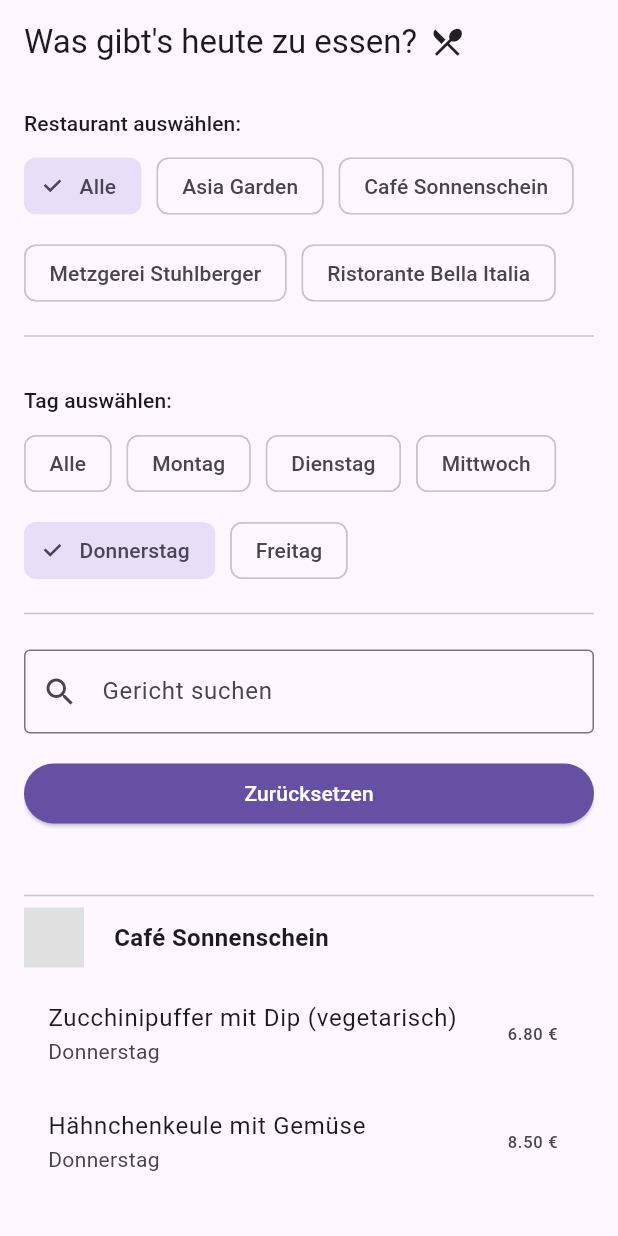
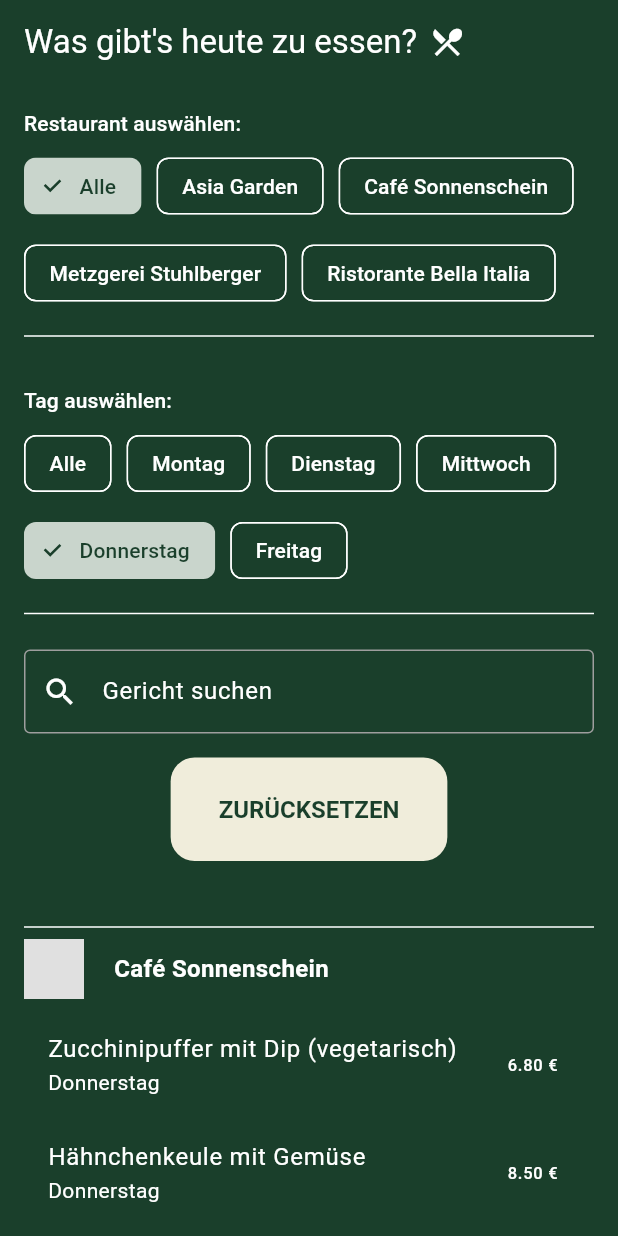
Before and after one commit to StativBurrito/mahlzeit, a Flutter app: the screen it shows after launch, on a phone screen of 412 x 824 dp. Run offline on Flutter 3.47's test engine with Material 3 defaults, Android fonts, the phone set to English and light mode, and no system bars; Roboto replaces fonts that are missing (SansSerif).

Commit message:
Add Peirao theme and update main app structure; enhance UI elements in Speisekarte

```diff
--- /dev/null
+++ b/lib/components_overview.dart
@@ -0,0 +1,115 @@
+import 'package:flutter/material.dart';
+
+/// Peirao Material 3 Theme for Flutter
+class PeiraoTheme {
+  // 1. Define core colors
+  static const Color _peiraoDarkGreen = Color(0xFF1A3F2B);
+  static const Color _peiraoLightGreen = Color(0xFFC9D5CC);
+  static const Color _peiraoWhite = Color(0xFFFFFFFF);
+  static const Color _peiraoGray = Color(0xFF9E9E9E);
+
+  // 2. Light and Dark ColorSchemes
+  static final ColorScheme lightColorScheme = ColorScheme(
+    brightness: Brightness.light,
+    primary: _peiraoDarkGreen,
+    onPrimary: _peiraoWhite,
+    secondary: _peiraoLightGreen,
+    onSecondary: _peiraoDarkGreen,
+    background: _peiraoLightGreen,
+    onBackground: _peiraoDarkGreen,
+    surface: _peiraoWhite,
+    onSurface: _peiraoDarkGreen,
+    error: Colors.red,
+    onError: _peiraoWhite,
+    errorContainer: Colors.red.shade100,
+    onErrorContainer: Colors.red.shade700,
+    outline: _peiraoGray,
+    shadow: Colors.black,
+    inverseSurface: _peiraoGray,
+    onInverseSurface: _peiraoWhite,
+    inversePrimary: _peiraoLightGreen,
+  );
+
+  static final ColorScheme darkColorScheme = ColorScheme(
+    brightness: Brightness.dark,
+    primary: _peiraoDarkGreen,
+    onPrimary: _peiraoWhite,
+    secondary: _peiraoLightGreen,
+    onSecondary: _peiraoDarkGreen,
+    background: _peiraoDarkGreen,
+    onBackground: _peiraoWhite,
+    surface: _peiraoDarkGreen,
+    onSurface: _peiraoWhite,
+    error: Colors.red.shade200,
+    onError: Colors.red.shade800,
+    errorContainer: Colors.red.shade900,
+    onErrorContainer: Colors.red.shade100,
+    outline: _peiraoGray,
+    shadow: Colors.black,
+    inverseSurface: _peiraoGray,
+    onInverseSurface: _peiraoWhite,
+    inversePrimary: _peiraoLightGreen,
+  );
+
+  // 3. Typography matching Peirao style
+  static final TextTheme peiraoTextTheme = TextTheme(
+    displayLarge: TextStyle(
+      fontFamily: 'SansSerif',
+      fontWeight: FontWeight.bold,
+      fontSize: 56,
+      height: 64 / 56,
+    ),
+    headlineMedium: TextStyle(
+      fontFamily: 'SansSerif',
+      fontWeight: FontWeight.w600,
+      fontSize: 28,
+      height: 36 / 28,
+    ),
+    bodyLarge: TextStyle(
+      fontFamily: 'SansSerif',
+      fontWeight: FontWeight.normal,
+      fontSize: 16,
+      height: 24 / 16,
+    ),
+    labelLarge: TextStyle(
+      fontFamily: 'SansSerif',
+      fontWeight: FontWeight.w500,
+      fontSize: 14,
+      height: 20 / 14,
+    ),
+  );
+
+
+  // 5. ThemeData factory
+  static ThemeData themeData({bool useDarkMode = false}) {
+    final scheme = useDarkMode ? darkColorScheme : lightColorScheme;
+
+    return ThemeData(
+      colorScheme: scheme,
+      useMaterial3: true,
+      textTheme: peiraoTextTheme,
+      // Material 3 shape customization
+      visualDensity: VisualDensity.adaptivePlatformDensity,
+      elevatedButtonTheme: ElevatedButtonThemeData(
+        style: ElevatedButton.styleFrom(
+          backgroundColor: Color(0xFFF0EDDB),
+          foregroundColor: _peiraoDarkGreen,
+          elevation: 0,
+          padding: EdgeInsets.symmetric(horizontal: 32, vertical: 25),
+          textStyle: TextStyle(
+            fontWeight: FontWeight.w600,
+            fontSize: 16,
+          ),
+          shape: RoundedRectangleBorder(
+            borderRadius: BorderRadius.circular(30),
+          ),
+        ),
+      ),
+      cardTheme: CardThemeData(
+        shape: RoundedRectangleBorder(
+          borderRadius: BorderRadius.circular(16),
+        ),
+      ),
+    );
+  }
+}
--- a/lib/main.dart
+++ b/lib/main.dart
@@ -1,5 +1,6 @@
 import 'package:flutter/material.dart';
 import 'package:mahlzeit_va/speisekarte.dart';
+import 'package:mahlzeit_va/components_overview.dart';
 
 void main() {
   runApp(const MainApp());
@@ -12,6 +13,7 @@ class MainApp extends StatelessWidget {
   Widget build(BuildContext context) {
     return MaterialApp(
       title: 'Mahlzeit!',
+      theme: PeiraoTheme.themeData(useDarkMode: true),
       home: Speisekarte()
     );
   }
--- a/lib/speisekarte.dart
+++ b/lib/speisekarte.dart
@@ -125,6 +125,9 @@ class _SpeisekarteState extends State<Speisekarte> {
       floatingActionButton: _showScrollToTopButton
           ? FloatingActionButton(
               onPressed: _scrollToTop,
+              backgroundColor: const Color(0xFFF0EDDB),
+              foregroundColor: const Color(0xFF1A3F2B),
+              shape: RoundedRectangleBorder(borderRadius: BorderRadius.circular(16)),
               child: const Icon(Icons.arrow_upward),
             )
           : null,
@@ -235,13 +238,18 @@ class _SpeisekarteState extends State<Speisekarte> {
                   ),
                 ),
                 const SizedBox(height: 16),
-                ElevatedButton(
-                  style: ElevatedButton.styleFrom(
-                    backgroundColor: ThemeData().colorScheme.primary,
-                    foregroundColor: Colors.white,
-                  ),
-                  onPressed: _resetFilters,
-                  child: const Text('Zurücksetzen'),
+                Row(
+                  mainAxisSize: MainAxisSize.min,
+                  mainAxisAlignment: MainAxisAlignment.center,
+                  children: [
+                    ElevatedButton(
+                      onPressed: _resetFilters,
+                      style: ElevatedButton.styleFrom(
+                        shape: RoundedRectangleBorder(borderRadius: BorderRadius.circular(16)),
+                      ),
+                      child: const Text('ZURÜCKSETZEN'),
+                    ),
+                  ],
                 ),
                 const SizedBox(height: 16),
                 // Gefilterte Liste mit Restaurant-Header
```
